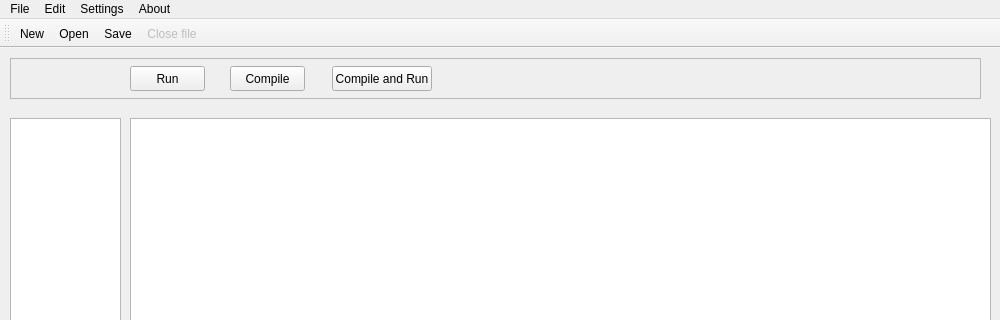
Old version of the form mainwindow.ui in the repository plmr0/wyde; both pictures show x 0 to 1000 and y 0 to 320 of the 1000 by 790 pixel window.
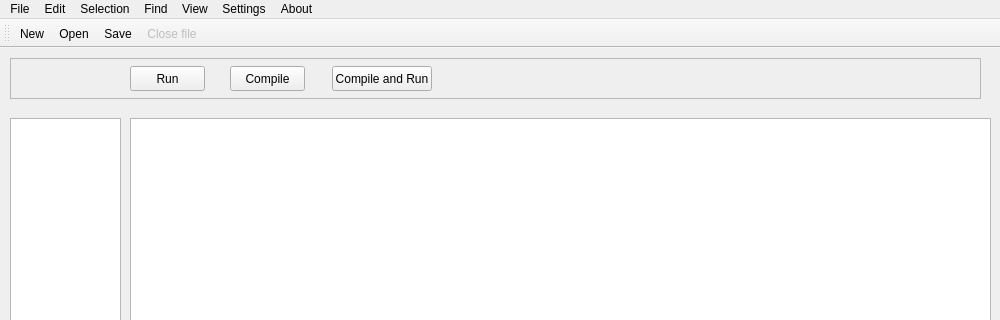
New version of the form. Icons and pictures are not drawn.

Commit message: New Actions With GUI

The edit to the form file:
```diff
--- a/mainwindow.ui
+++ b/mainwindow.ui
@@ -209,8 +209,33 @@
     <addaction name="actionwyde_repository"/>
     <addaction name="actionWYS_GitHub_Repository"/>
    </widget>
+   <widget class="QMenu" name="menuFind">
+    <property name="title">
+     <string>Find</string>
+    </property>
+    <addaction name="separator"/>
+    <addaction name="actionFind"/>
+    <addaction name="separator"/>
+    <addaction name="actionReplace"/>
+   </widget>
+   <widget class="QMenu" name="menuView">
+    <property name="title">
+     <string>View</string>
+    </property>
+    <addaction name="actionIncrease_Font"/>
+    <addaction name="actionDecrease_Font"/>
+   </widget>
+   <widget class="QMenu" name="menuSelection">
+    <property name="title">
+     <string>Selection</string>
+    </property>
+    <addaction name="actionSelect_All"/>
+   </widget>
    <addaction name="menuOpen"/>
    <addaction name="menuEdit"/>
+   <addaction name="menuSelection"/>
+   <addaction name="menuFind"/>
+   <addaction name="menuView"/>
    <addaction name="menuSettings"/>
    <addaction name="menuAbout"/>
   </widget>
```
Left out of the diff: 128 changed lines with no effect on the pictures. The commit also changes 6 other files.
